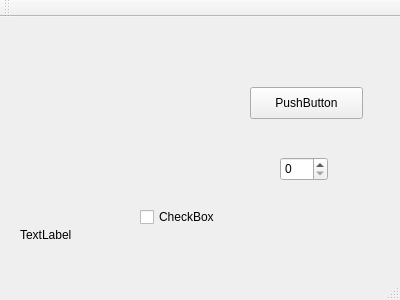
neutronimaging/sandbox, file qt/roiwidget/mainwindow.ui: the form before one commit.
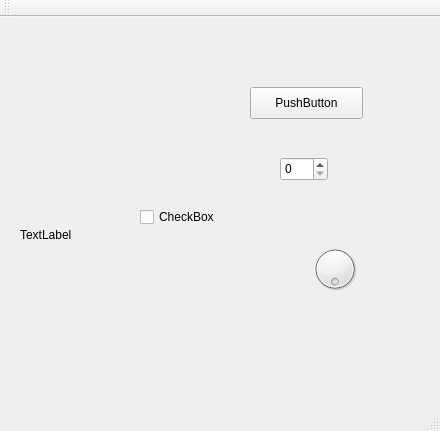
The form after the commit. Custom widgets are drawn as their Qt base class.

Commit message: Added the custom dial example. It doesn't work but this is to store the starting point.

Diff of the .ui file:
```diff
--- a/qt/roiwidget/mainwindow.ui
+++ b/qt/roiwidget/mainwindow.ui
@@ -6,8 +6,8 @@
    <rect>
     <x>0</x>
     <y>0</y>
-    <width>400</width>
-    <height>300</height>
+    <width>440</width>
+    <height>431</height>
    </rect>
   </property>
   <property name="windowTitle">
@@ -73,6 +73,25 @@
      <string>TextLabel</string>
     </property>
    </widget>
+   <widget class="CustomDial" name="dial">
+    <property name="geometry">
+     <rect>
+      <x>310</x>
+      <y>220</y>
+      <width>50</width>
+      <height>64</height>
+     </rect>
+    </property>
+    <property name="sliderPosition">
+     <number>0</number>
+    </property>
+    <property name="invertedControls">
+     <bool>false</bool>
+    </property>
+    <property name="wrapping">
+     <bool>true</bool>
+    </property>
+   </widget>
   </widget>
   <widget class="QMenuBar" name="menuBar">
    <property name="geometry">
@@ -102,6 +121,11 @@
    <header>uxroiwidget.h</header>
    <container>1</container>
   </customwidget>
+  <customwidget>
+   <class>CustomDial</class>
+   <extends>QDial</extends>
+   <header>customdial.h</header>
+  </customwidget>
  </customwidgets>
  <resources/>
  <connections/>
```
Left out of the diff: 2 changed lines with no effect on the pictures. The commit also changes 3 other files.
